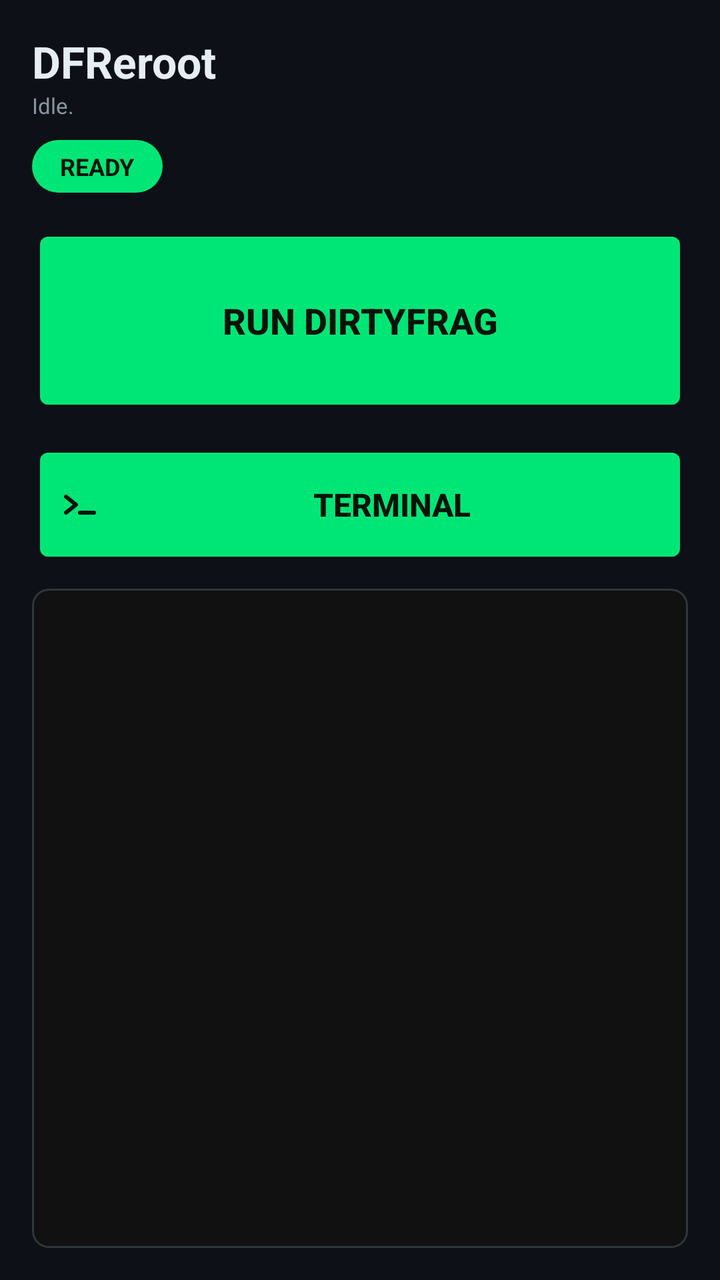
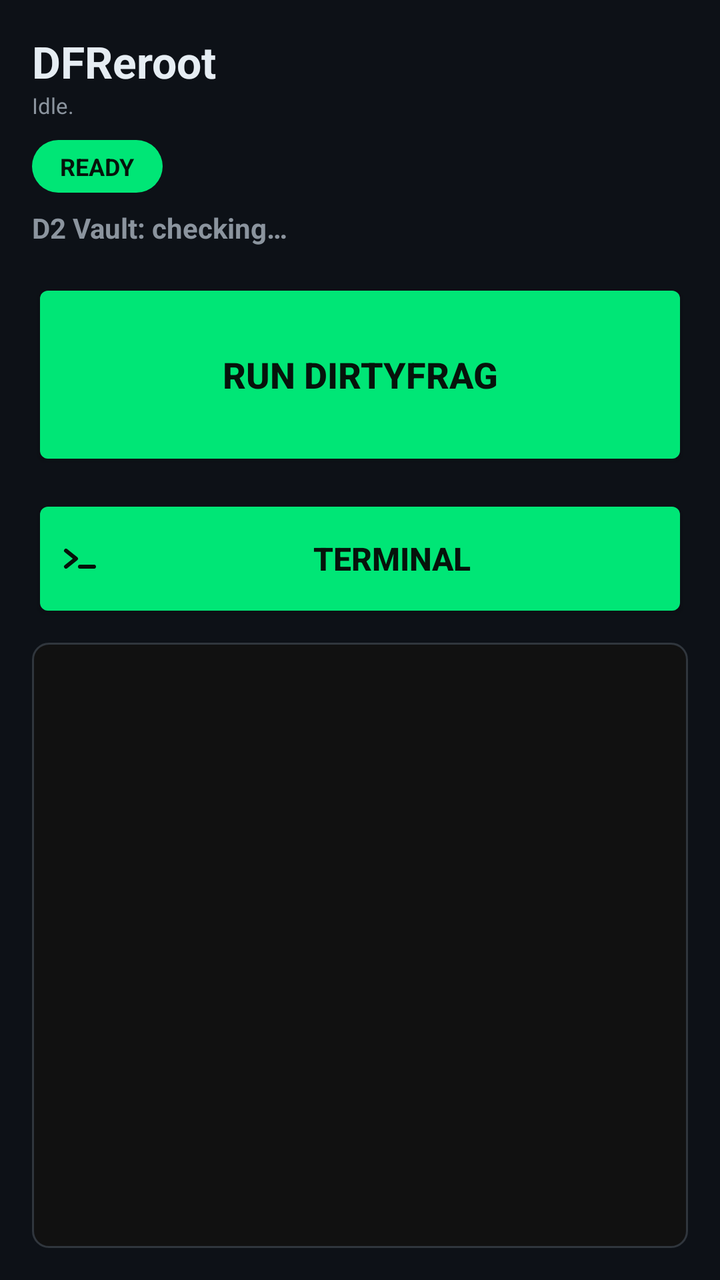

Compare the two renders of this Android layout. The source of the first and the diff that turns it into the second are given below.
<!-- AndroidManifest.xml: application theme android:Theme.DeviceDefault.NoActionBar -->
<!-- res/layout/activity_main.xml -->
<?xml version="1.0" encoding="utf-8"?>
<LinearLayout xmlns:android="http://schemas.android.com/apk/res/android"
    android:orientation="vertical"
    android:padding="16dp"
    android:layout_width="match_parent"
    android:layout_height="match_parent"
    android:background="@color/bg"
    android:fitsSystemWindows="true">

    <TextView
        android:id="@+id/appTitle"
        android:layout_width="match_parent"
        android:layout_height="wrap_content"
        android:text="@string/app_name"
        android:textSize="22sp"
        android:textStyle="bold"
        android:textColor="@color/textPrimary" />

    <TextView
        android:id="@+id/status"
        android:layout_width="match_parent"
        android:layout_height="wrap_content"
        android:text="@string/status_idle"
        android:textSize="11sp"
        android:textColor="@color/textSecondary" />

    <TextView
        android:id="@+id/statusChip"
        android:layout_width="wrap_content"
        android:layout_height="wrap_content"
        android:layout_marginTop="10dp"
        android:paddingHorizontal="14dp"
        android:paddingVertical="5dp"
        android:background="@drawable/chip_ok"
        android:text="@string/chip_ready"
        android:textSize="12sp"
        android:textStyle="bold"
        android:textColor="@color/accentText" />

    <Button
        android:id="@+id/btnRunAll"
        android:layout_width="match_parent"
        android:layout_height="wrap_content"
        android:layout_marginTop="16dp"
        android:minHeight="96dp"
        android:backgroundTint="@color/accent"
        android:textColor="@color/accentText"
        android:textSize="18sp"
        android:textStyle="bold"
        android:text="@string/run_all" />

    <ProgressBar
        android:id="@+id/progress"
        android:layout_width="wrap_content"
        android:layout_height="wrap_content"
        android:layout_gravity="center_horizontal"
        android:layout_marginTop="8dp"
        android:visibility="gone"
        style="?android:attr/progressBarStyleSmall"
        android:indeterminateTint="@color/accent" />

    <Button
        android:id="@+id/btnTerminal"
        android:layout_width="match_parent"
        android:layout_height="wrap_content"
        android:layout_marginTop="12dp"
        android:minHeight="64dp"
        android:backgroundTint="@color/accent"
        android:textColor="@color/accentText"
        android:textSize="16sp"
        android:textStyle="bold"
        android:drawableStart="@drawable/ic_terminal"
        android:drawableTint="@color/accentText"
        android:drawablePadding="8dp"
        android:text="@string/terminal_button" />

    <ScrollView
        android:layout_width="match_parent"
        android:layout_height="0dp"
        android:layout_weight="1"
        android:layout_marginTop="10dp"
        android:background="@drawable/log_box">
        <TextView
            android:id="@+id/log"
            android:layout_width="match_parent"
            android:layout_height="wrap_content"
            android:padding="8dp"
            android:typeface="monospace"
            android:textSize="11sp"
            android:textColor="@color/logText"
            android:textIsSelectable="true" />
    </ScrollView>

</LinearLayout>
<!-- resources referenced by this layout -->
<resources>
  <color name="accent">#00E676</color>
  <color name="accentText">#06130B</color>
  <color name="bg">#0D1117</color>
  <color name="logText">#D7E3D7</color>
  <color name="textPrimary">#E6EDF3</color>
  <color name="textSecondary">#8B949E</color>
  <!-- drawable chip_ok (drawable) -->
  <?xml version="1.0" encoding="utf-8"?>
  <shape xmlns:android="http://schemas.android.com/apk/res/android"
      android:shape="rectangle">
      <corners android:radius="16dp" />
      <solid android:color="@color/accent" />
  </shape>
  <!-- drawable ic_terminal (drawable) -->
  <?xml version="1.0" encoding="utf-8"?>
  <vector xmlns:android="http://schemas.android.com/apk/res/android"
      android:width="24dp"
      android:height="24dp"
      android:viewportWidth="24"
      android:viewportHeight="24">
      <path
          android:fillColor="#00000000"
          android:strokeColor="@color/accent"
          android:strokeWidth="2"
          android:strokeLineCap="round"
          android:strokeLineJoin="round"
          android:pathData="M5,16 L10,12 L5,8" />
      <path
          android:fillColor="#00000000"
          android:strokeColor="@color/accent"
          android:strokeWidth="2"
          android:strokeLineCap="round"
          android:pathData="M12,16 H19" />
  </vector>
  <!-- drawable log_box (drawable) -->
  <?xml version="1.0" encoding="utf-8"?>
  <shape xmlns:android="http://schemas.android.com/apk/res/android"
      android:shape="rectangle">
      <corners android:radius="8dp" />
      <solid android:color="@color/logBg" />
      <stroke android:width="1dp" android:color="@color/outline" />
  </shape>
  <string name="app_name">DFReroot</string>
  <string name="chip_ready">READY</string>
  <string name="run_all">Run DirtyFrag</string>
  <string name="status_idle">Idle.</string>
  <string name="terminal_button">Terminal</string>
  <color name="logBg">#111111</color>
  <color name="outline">#30363D</color>
</resources>

<!-- the commit's change to res/layout/activity_main.xml (unified diff, before → after) -->
@@ -36,6 +36,16 @@
         android:textSize="12sp"
         android:textStyle="bold"
         android:textColor="@color/accentText" />
+
+    <TextView
+        android:id="@+id/dmcState"
+        android:layout_width="match_parent"
+        android:layout_height="wrap_content"
+        android:layout_marginTop="8dp"
+        android:text="@string/dmc_checking"
+        android:textSize="14sp"
+        android:textStyle="bold"
+        android:textColor="@color/textSecondary" />
 
     <Button
         android:id="@+id/btnRunAll"
<!-- resource entries referenced after the edit -->
@@ -44,6 +44,7 @@
   </shape>
   <string name="app_name">DFReroot</string>
   <string name="chip_ready">READY</string>
+  <string name="dmc_checking">D2 Vault: checking…</string>
   <string name="run_all">Run DirtyFrag</string>
   <string name="status_idle">Idle.</string>
   <string name="terminal_button">Terminal</string>
